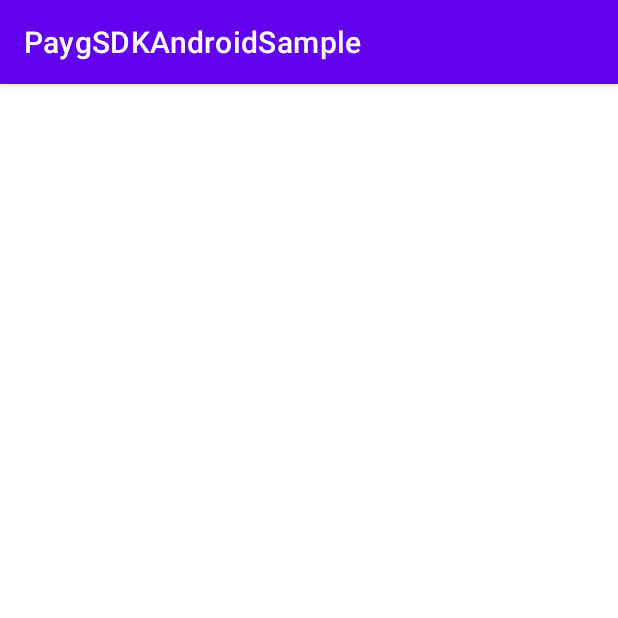
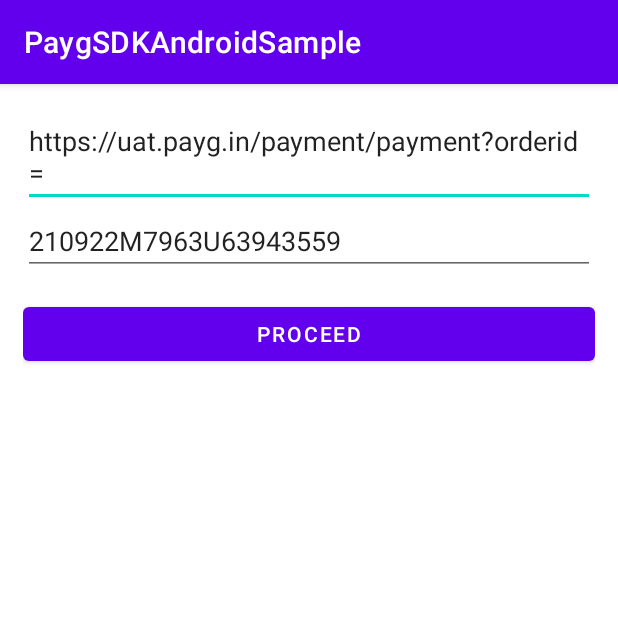
Before and after one commit to saifandro327/PayGPayment, an Android app: the screen it shows after launch (PayWithPaymentURLActivity), after a tap on "PAY WITH PAYMENT URL", on a phone screen of 412 x 824 dp, the top half of it. Run offline under Robolectric (Android 15) with nearby library versions, the phone set to English and light mode, and no system bars.

Commit message:
files added

```diff
--- a/app/src/main/java/com/example/paygpayment/PayWithPaymentURLActivity.java
+++ b/app/src/main/java/com/example/paygpayment/PayWithPaymentURLActivity.java
@@ -1,14 +1,80 @@
 package com.example.paygpayment;
 
+import androidx.annotation.Nullable;
 import androidx.appcompat.app.AppCompatActivity;
 
+import android.content.Intent;
 import android.os.Bundle;
+import android.util.Log;
+import android.view.View;
+import android.widget.Button;
+import android.widget.EditText;
+import android.widget.Toast;
 
 public class PayWithPaymentURLActivity extends AppCompatActivity {
+
+    private static final String TAG = PayWithPaymentURLActivity.class.getName();
+    private static final int REQUEST_CODE = 1001;
+    private EditText editTextPaymentURL;
+    private EditText editTextOrderId;
+    private Button btnProceed;
 
     @Override
     protected void onCreate(Bundle savedInstanceState) {
         super.onCreate(savedInstanceState);
         setContentView(R.layout.activity_pay_with_payment_urlactivity);
+        init();
+    }
+
+    private void init() {
+        editTextPaymentURL = (EditText) findViewById(R.id.editTextPaymentURL);
+        editTextOrderId = (EditText) findViewById(R.id.editTextOrderId);
+        btnProceed = (Button) findViewById(R.id.btnProceed);
+
+        btnProceed.setOnClickListener(new View.OnClickListener() {
+            @Override
+            public void onClick(View v) {
+                String paymentURL = editTextPaymentURL.getText().toString();
+                String orderId = editTextOrderId.getText().toString();
+                if (!orderId.isEmpty() && !paymentURL.isEmpty()) {
+                    pay(paymentURL, orderId);
+                } else {
+                    Toast.makeText(getApplicationContext(), "Please enter valid order details.", Toast.LENGTH_SHORT).show();
+                }
+            }
+        });
+
+    }
+
+    private void pay(String paymentURL, String orderId) {
+        // For Normal Payment URL
+        Intent intent = new Intent(getApplicationContext(), PaymentActivity.class);
+        intent.putExtra(AppConstants.EXTRAS_IS_NEW_ORDER, false);
+        intent.putExtra(AppConstants.EXTRAS_PAYMENT_URL, paymentURL);
+        intent.putExtra(AppConstants.EXTRAS_ORDER_ID, orderId);
+        startActivityForResult(intent, REQUEST_CODE);
+
+/*        // FOR UPI Intent (This will open the android UPI intent)
+//        String url ="upi://pay?pa=xsilica.payu@indus&pn=XSILICA SOFTWARE SOLUTIONS PVT.LTD&tr=13281204513&tid=TID547254PRU210616M11130U2021061621&am=1.00&cu=INR&tn=UPI Transaction for TID547254PRU210616M11130U2021061621";
+        String url ="upi://pay?pa=xsilica.payu@indus&pn=XSILICA SOFTWARE SOLUTIONS PVT.LTD&tr=13802126914&tid=TID661456PRU210811M11209U8c77e9f671&am=2.00&cu=INR&tn=UPI Transaction for TID661456PRU210811M11209U8c77e9f671";
+        Intent intent = new Intent(Intent.ACTION_VIEW);
+        intent.setData(Uri.parse(url));
+        startActivity(intent);*/
+    }
+
+    @Override
+    protected void onActivityResult(int requestCode, int resultCode, @Nullable Intent data) {
+        super.onActivityResult(requestCode, resultCode, data);
+
+        if (requestCode == REQUEST_CODE) {
+            String result = data.getStringExtra("result");
+            if (result.equalsIgnoreCase("success")) {
+                Toast.makeText(getApplicationContext(), "Order payment completed successfully", Toast.LENGTH_SHORT).show();
+
+            } else {
+                Toast.makeText(getApplicationContext(), "Order payment failed. Please try again.", Toast.LENGTH_SHORT).show();
+            }
+            Log.d(TAG, "Payment processing result code: " + resultCode);
+        }
     }
 }
--- a/app/src/main/res/layout/activity_pay_with_payment_urlactivity.xml
+++ b/app/src/main/res/layout/activity_pay_with_payment_urlactivity.xml
@@ -3,7 +3,39 @@
     xmlns:app="http://schemas.android.com/apk/res-auto"
     xmlns:tools="http://schemas.android.com/tools"
     android:layout_width="match_parent"
-    android:layout_height="match_parent"
+    android:layout_height="wrap_content"
+    android:padding="15dp"
     tools:context=".PayWithPaymentURLActivity">
 
+    <EditText
+        android:id="@+id/editTextPaymentURL"
+        android:layout_width="match_parent"
+        android:layout_height="wrap_content"
+        android:autofillHints="@string/hint_payment_url"
+        android:hint="@string/hint_payment_url"
+        android:text="@string/base_url_payment"
+        app:layout_constraintBottom_toTopOf="@+id/editTextOrderId"
+        app:layout_constraintTop_toTopOf="parent" />
+
+
+    <EditText
+        android:id="@+id/editTextOrderId"
+        android:layout_width="match_parent"
+        android:layout_height="wrap_content"
+        android:autofillHints="@string/hint_order_id"
+        android:hint="@string/hint_order_id"
+        android:text="@string/order_id"
+        app:layout_constraintBottom_toTopOf="@+id/btnProceed" />
+
+    <Button
+        android:id="@+id/btnProceed"
+        android:layout_width="match_parent"
+        android:layout_height="wrap_content"
+        android:layout_marginTop="15dp"
+        android:text="Proceed"
+        app:layout_constraintLeft_toLeftOf="parent"
+        app:layout_constraintRight_toRightOf="parent"
+        app:layout_constraintTop_toBottomOf="@+id/editTextOrderId" />
+
+
 </androidx.constraintlayout.widget.ConstraintLayout>
```
Also changed, not shown: app/src/main/AndroidManifest.xml (+11 -6 lines).
